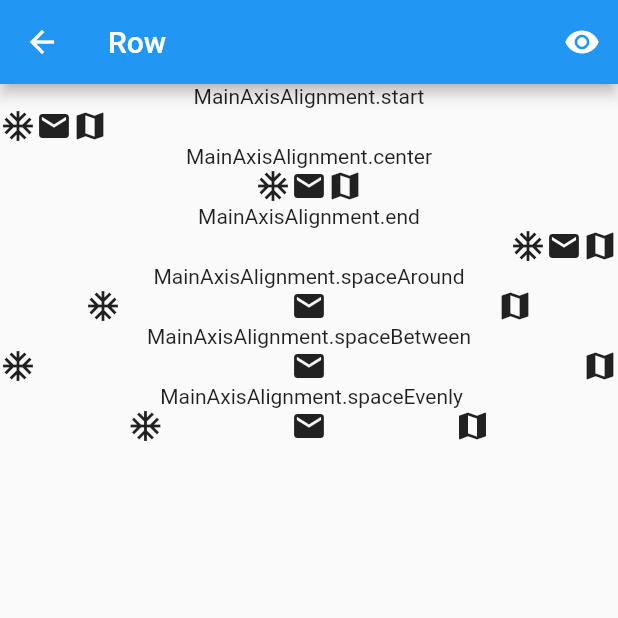
After one commit to shakannn/flutex, a Flutter app: the RowExample screen opened directly, on a phone screen of 412 x 824 dp, the top half of it. The commit adds this screen. Run offline on Flutter 3.47's test engine with Material 2 defaults, Android fonts, the phone set to English and light mode, and no system bars.

Commit message:
add row example

```diff
--- /dev/null
+++ b/flutex/lib/component/row_example.dart
@@ -0,0 +1,91 @@
+import 'package:flutter/material.dart';
+
+class RowExample extends StatelessWidget {
+  @override
+  Widget build(BuildContext context) {
+    return SafeArea(
+      child: Scaffold(
+        appBar: AppBar(title: Text('Row'), actions: [
+          IconButton(
+            icon: Icon(Icons.visibility),
+            onPressed: () => showBottomSheet(
+                context: context,
+                builder: (ctx) => Container(
+                      child: Wrap(
+                        children: [
+                          Text("""
+
+
+            """)
+                        ],
+                      ),
+                    )),
+          )
+        ]),
+        body: Container(
+            child: Column(
+          children: [
+
+        Text('MainAxisAlignment.start'),
+            Row(
+              mainAxisAlignment: MainAxisAlignment.start,
+              children: [
+                Icon(Icons.ac_unit),
+                Icon(Icons.markunread),
+                Icon(Icons.map)
+              ],
+            ),
+
+        Text('MainAxisAlignment.center'),
+               Row(
+                  mainAxisAlignment: MainAxisAlignment.center,
+          children: [
+                Icon(Icons.ac_unit),
+                Icon(Icons.markunread),
+                Icon(Icons.map)
+          ],
+        ),
+
+        Text('MainAxisAlignment.end'),
+           Row(
+                  mainAxisAlignment: MainAxisAlignment.end,
+          children: [
+                Icon(Icons.ac_unit),
+                Icon(Icons.markunread),
+                Icon(Icons.map)
+          ],
+        ),
+
+        Text('MainAxisAlignment.spaceAround'),
+         Row(
+              mainAxisAlignment: MainAxisAlignment.spaceAround,
+              children: [
+                Icon(Icons.ac_unit),
+                Icon(Icons.markunread),
+                Icon(Icons.map)
+              ],
+            ),
+        Text('MainAxisAlignment.spaceBetween'),
+               Row(
+                  mainAxisAlignment: MainAxisAlignment.spaceBetween,
+          children: [
+                Icon(Icons.ac_unit),
+                Icon(Icons.markunread),
+                Icon(Icons.map)
+          ],
+        ),
+        Text(' MainAxisAlignment.spaceEvenly'),
+           Row(
+                  mainAxisAlignment: MainAxisAlignment.spaceEvenly,
+          children: [
+                Icon(Icons.ac_unit),
+                Icon(Icons.markunread),
+                Icon(Icons.map)
+          ],
+        ),
+          ],
+        )),
+      ),
+    );
+  }
+}
--- a/flutex/lib/page/main_page.dart
+++ b/flutex/lib/page/main_page.dart
@@ -1,10 +1,11 @@
 import 'package:flutex/component/Icon_example.dart';
+import 'package:flutex/component/row_example.dart';
 import 'package:flutter/material.dart';
 
 class MainPage extends StatelessWidget {
   @override
   Widget build(BuildContext context) {
-    List<Widget> list=[IconExample()];
+    List<Widget> list=[IconExample(),RowExample()];
     return Scaffold(
       appBar: AppBar(title:Text('example')),
       body: Container(child:
```
Also changed, not shown: 1 other file.
